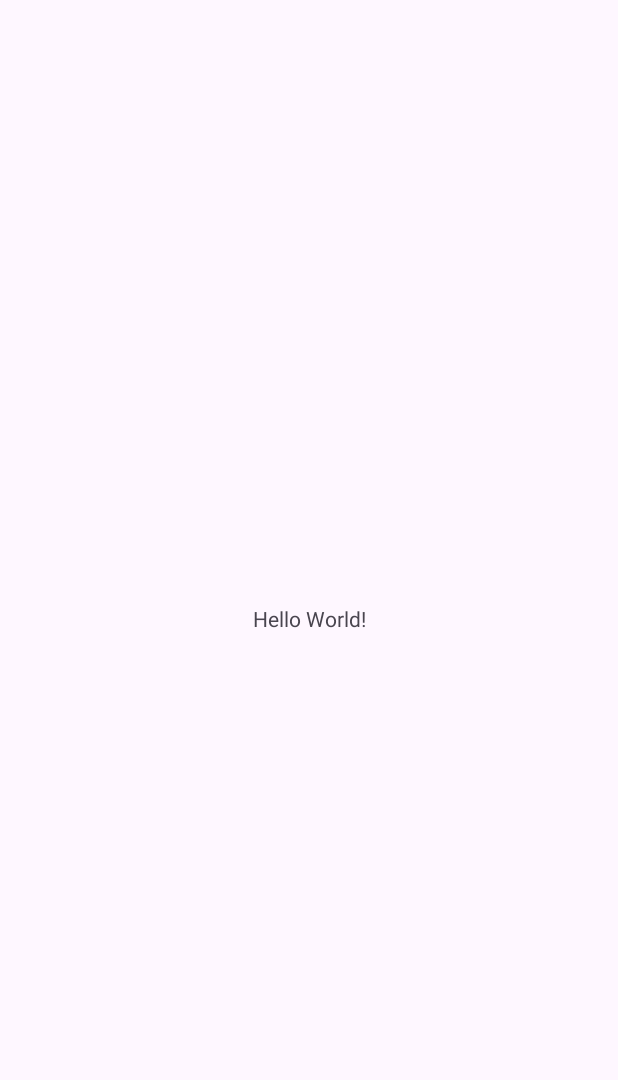
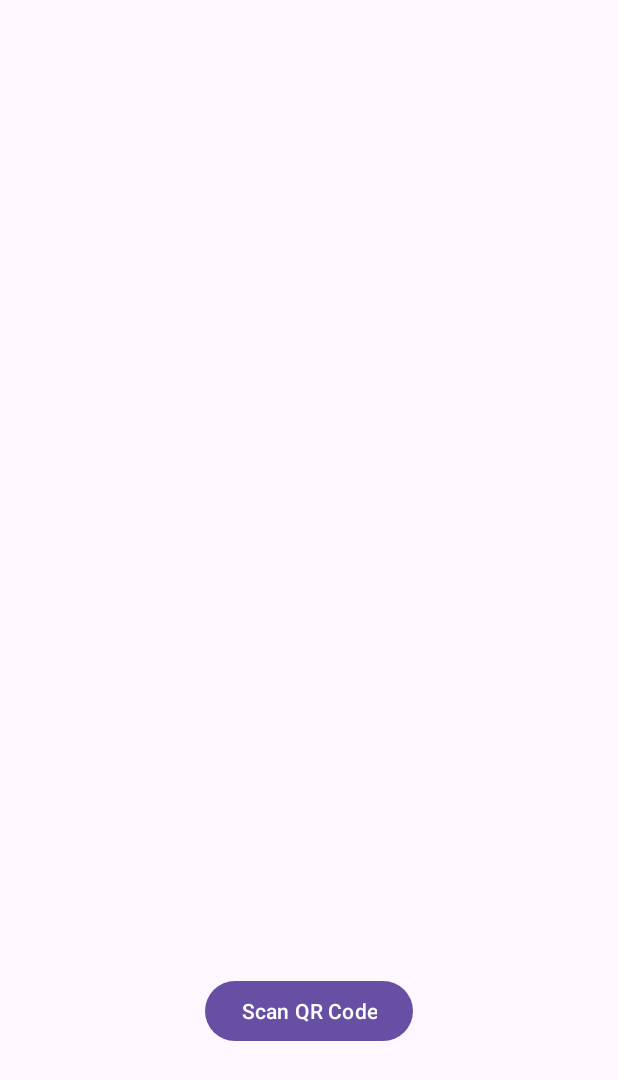
Before and after one commit to mrinal15/EE604_Attendance, an Android app: the screen it shows after launch (MainActivity), on a phone screen of 412 x 824 dp. Before the commit the part shown is almost empty. Shown: the top 1080 px of the screen. Run offline under Robolectric (Android 15) with nearby library versions, the phone set to English and light mode, and no system bars; libraries missing offline, so code that uses them is left out: com.google.zxing.integration.

Commit message:
Added functionality to scan QR code

```diff
--- a/app/build.gradle
+++ b/app/build.gradle
@@ -33,6 +33,9 @@ dependencies {
     implementation 'androidx.appcompat:appcompat:1.6.1'
     implementation 'com.google.android.material:material:1.9.0'
     implementation 'androidx.constraintlayout:constraintlayout:2.1.4'
+//    implementation 'com.google.zxing:core:3.4.1'
+    implementation 'com.journeyapps:zxing-android-embedded:4.3.0'
+//    implementation 'io.appium:java-client:7.4.1'
     testImplementation 'junit:junit:4.13.2'
     androidTestImplementation 'androidx.test.ext:junit:1.1.5'
     androidTestImplementation 'androidx.test.espresso:espresso-core:3.5.1'
--- a/app/src/main/AndroidManifest.xml
+++ b/app/src/main/AndroidManifest.xml
@@ -2,6 +2,9 @@
 <manifest xmlns:android="http://schemas.android.com/apk/res/android"
     xmlns:tools="http://schemas.android.com/tools">
 
+    <uses-feature
+        android:name="android.hardware.camera"
+        android:required="false" />
     <application
         android:allowBackup="true"
         android:dataExtractionRules="@xml/data_extraction_rules"
@@ -23,4 +26,6 @@
         </activity>
     </application>
 
+    <uses-permission android:name="android.permission.CAMERA" />
+
 </manifest>
--- a/app/src/main/java/com/example/attendance/MainActivity.java
+++ b/app/src/main/java/com/example/attendance/MainActivity.java
@@ -1,14 +1,43 @@
 package com.example.attendance;
 
+import android.content.Intent;
+import android.os.Bundle;
+import android.util.Log;
+import android.view.View;
+import android.widget.Button;
+
+import androidx.annotation.Nullable;
 import androidx.appcompat.app.AppCompatActivity;
 
-import android.os.Bundle;
+import com.google.zxing.integration.android.IntentIntegrator;
+import com.google.zxing.integration.android.IntentResult;
 
 public class MainActivity extends AppCompatActivity {
+
+    String ADMIN_TAG = "Admin";
 
     @Override
     protected void onCreate(Bundle savedInstanceState) {
         super.onCreate(savedInstanceState);
         setContentView(R.layout.activity_main);
+
+        Button qrButton = findViewById(R.id.qr_code);
+        qrButton.setOnClickListener(new View.OnClickListener() {
+            @Override
+            public void onClick(View view) {
+                IntentIntegrator integrator = new IntentIntegrator(MainActivity.this);
+                integrator.initiateScan();
+                Log.v(ADMIN_TAG , "Camera Open");
+            }
+        });
+    }
+
+    @Override
+    protected void onActivityResult(int requestCode, int resultCode, @Nullable Intent data) {
+        super.onActivityResult(requestCode, resultCode, data);
+        IntentResult scanResult = IntentIntegrator.parseActivityResult(requestCode,resultCode, data);
+        if(scanResult != null){
+            Log.v(ADMIN_TAG, scanResult.toString());
+        }
     }
 }
--- a/app/src/main/res/layout/activity_main.xml
+++ b/app/src/main/res/layout/activity_main.xml
@@ -6,13 +6,14 @@
     android:layout_height="match_parent"
     tools:context=".MainActivity">
 
-    <TextView
+
+    <Button
+        android:id="@+id/qr_code"
         android:layout_width="wrap_content"
         android:layout_height="wrap_content"
-        android:text="Hello World!"
+        android:layout_marginBottom="20mm"
+        android:text="@string/QR"
         app:layout_constraintBottom_toBottomOf="parent"
         app:layout_constraintEnd_toEndOf="parent"
-        app:layout_constraintStart_toStartOf="parent"
-        app:layout_constraintTop_toTopOf="parent" />
-
+        app:layout_constraintStart_toStartOf="parent" />
 </androidx.constraintlayout.widget.ConstraintLayout>
--- a/app/src/main/res/values/strings.xml
+++ b/app/src/main/res/values/strings.xml
@@ -1,3 +1,5 @@
 <resources>
     <string name="app_name">Attendance</string>
+    <string name="QR">Scan QR Code</string>
+    <string name="ADMIN_TAG">Admin</string>
 </resources>
```
